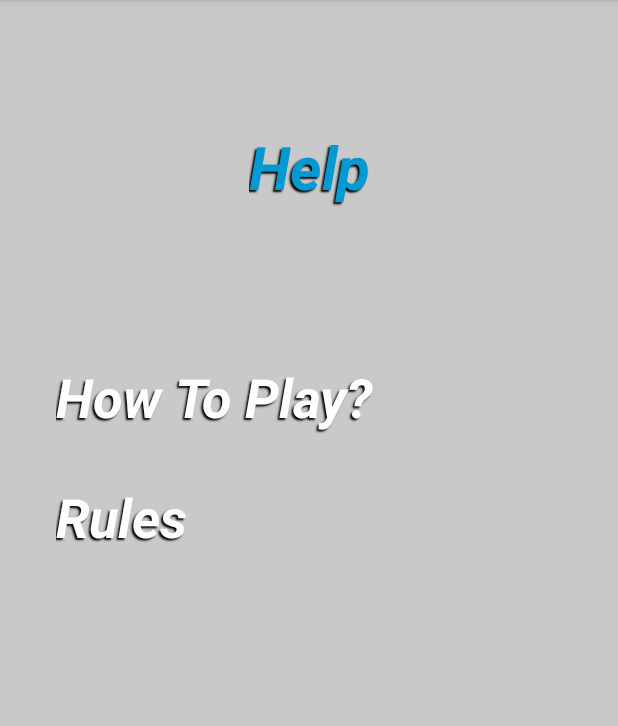
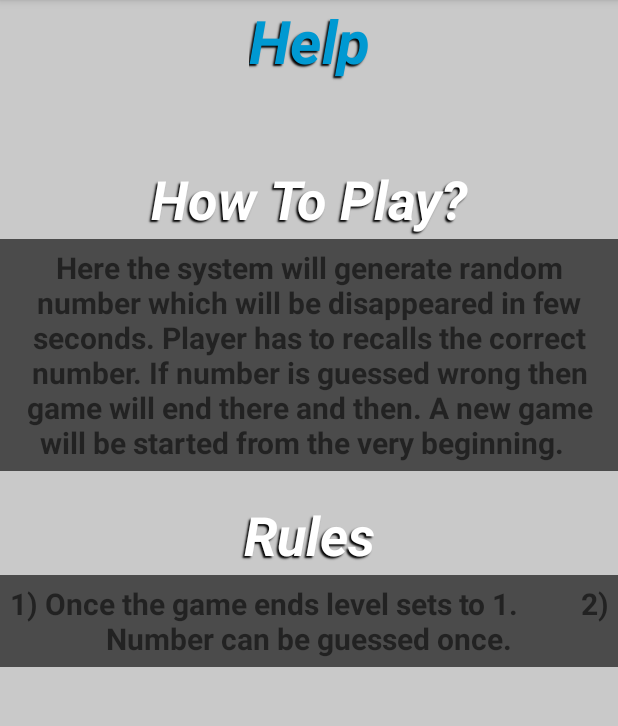
Before and after one commit to bhatt-j/Memorise, an Android app: the screen it shows after launch (Help), after a tap on "HELP", on a phone screen of 412 x 824 dp, the part 84-810 px from its top. Run offline under Robolectric (Android 15) with nearby library versions, the phone set to English and light mode, and no system bars; 1 statement that could not run was skipped.

Commit message:
final review commit

```diff
--- a/app/src/main/java/com/example/memorise/HomeActivity.java
+++ b/app/src/main/java/com/example/memorise/HomeActivity.java
@@ -19,7 +19,6 @@ public class HomeActivity extends AppCompatActivity {
         //final Button newgame = (Button) findViewById(R.id.newgame);
         final Button start =(Button) findViewById(R.id.start);
         final Button help = (Button) findViewById(R.id.help);
-        Button setting = (Button) findViewById(R.id.setting);
         Button quitgame = (Button) findViewById(R.id.quitgame);
 
        /* newgame.setOnClickListener(new View.OnClickListener() {
@@ -51,21 +50,13 @@ public class HomeActivity extends AppCompatActivity {
 
 
         });
-        setting.setOnClickListener(new View.OnClickListener() {
-            @Override
-            public void onClick(View v) {
-                openSetting();
-            }
-
-
-        });
         quitgame.setOnClickListener(new View.OnClickListener() {
             @Override
             public void onClick(View view) {
                     AlertDialog.Builder builder = new AlertDialog.Builder(HomeActivity.this);
                     builder.setTitle("Exit");
                     builder.setMessage("Do You Want Exit?");
-                    builder.setPositiveButton("Yes,Go Ahed", new DialogInterface.OnClickListener(){
+                    builder.setPositiveButton("Yes", new DialogInterface.OnClickListener(){
                         @Override
                         public void onClick(DialogInterface dialogInterface, int i) {
                             finish();
--- /dev/null
+++ b/app/src/main/res/drawable/icon_star.xml
@@ -0,0 +1,5 @@
+<vector android:height="24dp" android:tint="#DCB40B"
+    android:viewportHeight="24" android:viewportWidth="24"
+    android:width="24dp" xmlns:android="http://schemas.android.com/apk/res/android">
+    <path android:fillColor="@android:color/white" android:pathData="M12,17.27L18.18,21l-1.64,-7.03L22,9.24l-7.19,-0.61L12,2 9.19,8.63 2,9.24l5.46,4.73L5.82,21z"/>
+</vector>
--- a/app/src/main/res/layout/activity_help.xml
+++ b/app/src/main/res/layout/activity_help.xml
@@ -1,9 +1,10 @@
 <?xml version="1.0" encoding="utf-8"?>
-<androidx.constraintlayout.widget.ConstraintLayout xmlns:android="http://schemas.android.com/apk/res/android"
+<LinearLayout xmlns:android="http://schemas.android.com/apk/res/android"
     xmlns:app="http://schemas.android.com/apk/res-auto"
     xmlns:tools="http://schemas.android.com/tools"
     android:layout_width="match_parent"
     android:layout_height="match_parent"
+    android:orientation="vertical"
     android:background="#C9C9C9"
     tools:context=".Help">
 
@@ -23,45 +24,43 @@
         android:textColor="#0099D2"
         android:textSize="40dp"
         android:textStyle="bold|italic"
-        app:layout_constraintBottom_toBottomOf="parent"
-        app:layout_constraintEnd_toEndOf="parent"
-        app:layout_constraintHorizontal_bias="0.0"
-        app:layout_constraintStart_toStartOf="parent"
-        app:layout_constraintTop_toTopOf="parent"
-        app:layout_constraintVertical_bias="0.119" />
+      />
 
     <TextView
         android:id="@+id/htptxt"
-        android:layout_width="337dp"
+        android:layout_width="match_parent"
         android:layout_height="53dp"
-        android:layout_marginStart="37dp"
-        android:layout_marginLeft="37dp"
-        android:layout_marginTop="96dp"
-        android:layout_marginEnd="37dp"
-        android:layout_marginRight="37dp"
+        android:layout_marginTop="46dp"
         android:shadowColor="#000"
         android:shadowDx="-2"
         android:shadowDy="+2"
         android:shadowRadius="1"
         android:text="How To Play?"
+        android:gravity="center"
         android:textColor="#FFFFFF"
         android:textSize="36sp"
         android:textStyle="bold|italic"
-        app:layout_constraintEnd_toEndOf="parent"
-        app:layout_constraintHorizontal_bias="0.0"
-        app:layout_constraintStart_toStartOf="parent"
-        app:layout_constraintTop_toBottomOf="@+id/helptxt" />
+        />
+
+    <TextView
+        android:id="@+id/htp"
+        android:layout_width="match_parent"
+        android:layout_height="wrap_content"
+        android:textSize="20sp"
+        android:gravity="center"
+        android:padding="5dp"
+        android:textStyle="bold"
+        android:text="Here the system will generate random number which will be disappeared in few seconds. Player has to recalls the correct number. If number is guessed wrong then game will end there and then. A new game will be started from the very beginning.  "
+        android:background="#9F000000"
+        />
 
     <TextView
         android:id="@+id/rules"
-        android:layout_width="337dp"
+        android:layout_width="match_parent"
         android:layout_height="53dp"
-        android:layout_marginStart="37dp"
-        android:layout_marginLeft="37dp"
-        android:layout_marginTop="176dp"
-        android:layout_marginEnd="37dp"
-        android:layout_marginRight="37dp"
+        android:layout_marginTop="16dp"
         android:shadowColor="#000"
+        android:gravity="center"
         android:shadowDx="-2"
         android:shadowDy="+2"
         android:shadowRadius="1"
@@ -69,8 +68,17 @@
         android:textColor="#FFFFFF"
         android:textSize="36sp"
         android:textStyle="bold|italic"
-        app:layout_constraintEnd_toEndOf="parent"
-        app:layout_constraintHorizontal_bias="0.0"
-        app:layout_constraintStart_toStartOf="parent"
-        app:layout_constraintTop_toBottomOf="@+id/helptxt" />
-</androidx.constraintlayout.widget.ConstraintLayout>
+       />
+    <TextView
+        android:id="@+id/rl"
+        android:layout_width="match_parent"
+        android:layout_height="wrap_content"
+        android:textSize="20sp"
+        android:gravity="center"
+        android:padding="5dp"
+        android:textStyle="bold"
+        android:text="1) Once the game ends level sets to 1.
+        2) Number can be guessed once."
+        android:background="#9F000000"
+        />
+</LinearLayout>
```
Also changed, not shown: app/src/main/java/com/example/memorise/Hard_level.java (+34 -5 lines), app/src/main/java/com/example/memorise/Medium_level.java (+34 -4 lines), app/src/main/java/com/example/memorise/Newgame.java (+35 -11 lines), app/src/main/res/drawable/arr.xml (added, +10 -0 lines), app/src/main/res/layout/activity_hard_level.xml (+37 -9 lines), app/src/main/res/layout/activity_home.xml (+0 -7 lines), app/src/main/res/layout/activity_medium_level.xml (+37 -9 lines), app/src/main/res/layout/activity_newgame.xml (+32 -7 lines).
